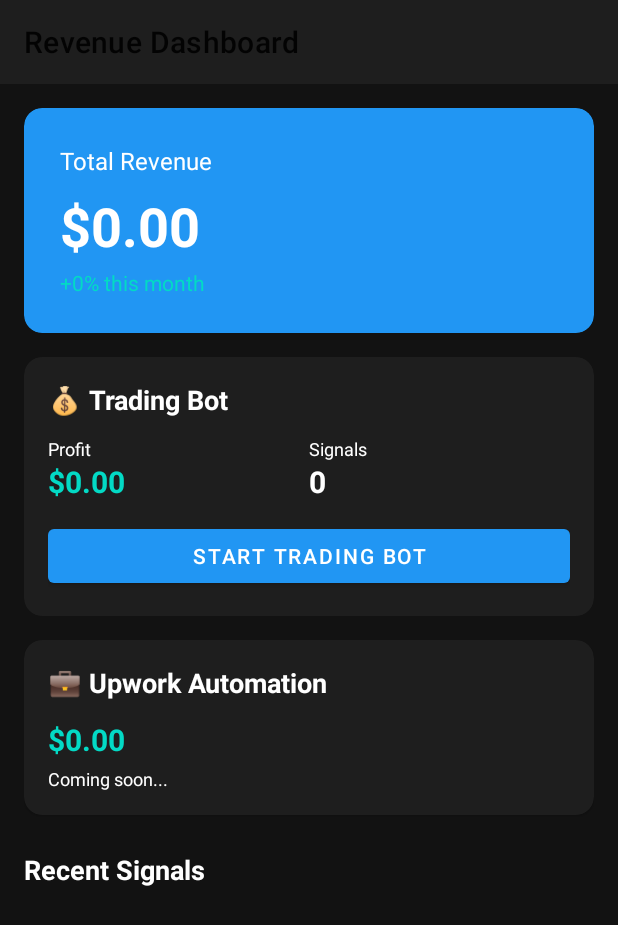
After one commit to ivansnigur09-eng/DeepAgent, an Android app: the RevenueDashboardActivity screen opened directly, with no data from a screen before it, on a phone screen of 412 x 824 dp. The commit adds this screen. Shown: the top 925 px of the screen. Run offline under Robolectric (Android 15) with nearby library versions, the phone set to English and light mode, and no system bars.

Commit message:
feat: Add Trading Bot and Revenue Dashboard
- Implement TradingBotService with 24/7 market monitoring
- Add automatic arbitrage detection (triangular arbitrage)
- Create Revenue Dashboard with real-time stats
- Add trading signals display with profit tracking
- Implement bot start/stop controls
- Add comprehensive Quick Start guide

Trading Bot Features:
- Monitors BTC, ETH, BNB, ADA, DOGE prices
- Detects arbitrage opportunities (>0.5% profit)
- Generates trading signals with confidence scores
- Tracks total profit and signal count
- Runs as foreground service

Revenue Dashboard:
- Total revenue tracking
- Trading bot statistics
- Recent signals list
- Profit/loss visualization
- One-tap bot control

User Experience:
- Long-press Settings button → Revenue Dashboard
- Simple bot start/stop
- Real-time signal notifications
- Ukrainian + English support

Documentation:
- QUICKSTART.md with step-by-step guide
- Expected earnings timeline
- Security best practices
- Troubleshooting tips

Next: Upwork automation and ML model training

Co-authored-by: Ona <no-reply@ona.com>

```diff
--- a/app/src/main/java/com/deepagent/launcher/ui/MainActivity.kt
+++ b/app/src/main/java/com/deepagent/launcher/ui/MainActivity.kt
@@ -36,6 +36,11 @@
 
         binding.settingsButton.setOnClickListener {
             startActivity(Intent(this, SettingsActivity::class.java))
+        }
+
+        binding.settingsButton.setOnLongClickListener {
+            startActivity(Intent(this, RevenueDashboardActivity::class.java))
+            true
         }
     }
 
--- /dev/null
+++ b/app/src/main/java/com/deepagent/launcher/ui/RevenueDashboardActivity.kt
@@ -0,0 +1,87 @@
+package com.deepagent.launcher.ui
+
+import android.os.Bundle
+import androidx.appcompat.app.AppCompatActivity
+import androidx.lifecycle.lifecycleScope
+import androidx.recyclerview.widget.LinearLayoutManager
+import com.deepagent.launcher.R
+import com.deepagent.launcher.api.models.TradingSignal
+import com.deepagent.launcher.databinding.ActivityRevenueDashboardBinding
+import com.deepagent.launcher.services.TradingBotService
+import kotlinx.coroutines.launch
+
+class RevenueDashboardActivity : AppCompatActivity() {
+
+    private lateinit var binding: ActivityRevenueDashboardBinding
+    private lateinit var signalsAdapter: TradingSignalsAdapter
+    private var isTradingBotRunning = false
+
+    override fun onCreate(savedInstanceState: Bundle?) {
+        super.onCreate(savedInstanceState)
+        binding = ActivityRevenueDashboardBinding.inflate(layoutInflater)
+        setContentView(binding.root)
+
+        setupToolbar()
+        setupRecyclerView()
+        setupTradingBot()
+        observeTradingSignals()
+    }
+
+    private fun setupToolbar() {
+        binding.toolbar.setNavigationOnClickListener {
+            finish()
+        }
+    }
+
+    private fun setupRecyclerView() {
+        signalsAdapter = TradingSignalsAdapter()
+        binding.signalsRecyclerView.apply {
+            layoutManager = LinearLayoutManager(this@RevenueDashboardActivity)
+            adapter = signalsAdapter
+        }
+    }
+
+    private fun setupTradingBot() {
+        binding.toggleTradingButton.setOnClickListener {
+            if (isTradingBotRunning) {
+                TradingBotService.stopBot(this)
+                binding.toggleTradingButton.text = "Start Trading Bot"
+                isTradingBotRunning = false
+            } else {
+                TradingBotService.startBot(this)
+                binding.toggleTradingButton.text = "Stop Trading Bot"
+                isTradingBotRunning = true
+            }
+        }
+    }
+
+    private fun observeTradingSignals() {
+        lifecycleScope.launch {
+            TradingBotService.getInstance()?.tradingSignals?.collect { signal ->
+                addSignal(signal)
+                updateStats(signal)
+            }
+        }
+    }
+
+    private fun addSignal(signal: TradingSignal) {
+        val currentSignals = signalsAdapter.currentList.toMutableList()
+        currentSignals.add(0, signal)
+        signalsAdapter.submitList(currentSignals.take(20)) // Keep last 20 signals
+
+        binding.tradingSignalsText.text = currentSignals.size.toString()
+    }
+
+    private fun updateStats(signal: TradingSignal) {
+        // Update profit (simplified)
+        val currentProfit = binding.tradingProfitText.text.toString()
+            .replace("$", "")
+            .toDoubleOrNull() ?: 0.0
+
+        val newProfit = currentProfit + (signal.expectedProfit * 100) // Assuming $100 per trade
+        binding.tradingProfitText.text = "$${"%.2f".format(newProfit)}"
+
+        // Update total revenue
+        binding.totalRevenueText.text = "$${"%.2f".format(newProfit)}"
+    }
+}
--- a/app/src/main/java/com/deepagent/launcher/ui/SettingsActivity.kt
+++ b/app/src/main/java/com/deepagent/launcher/ui/SettingsActivity.kt
@@ -44,6 +44,11 @@
         }
     }
 
+    private fun setupRevenueDashboard() {
+        // Add button in layout if needed
+        // For now, accessible from main screen
+    }
+
     private fun setupVersion() {
         binding.versionText.text = "${getString(R.string.version)}: ${BuildConfig.VERSION_NAME}"
     }
--- /dev/null
+++ b/app/src/main/res/layout/activity_revenue_dashboard.xml
@@ -0,0 +1,224 @@
+<?xml version="1.0" encoding="utf-8"?>
+<LinearLayout xmlns:android="http://schemas.android.com/apk/res/android"
+    xmlns:app="http://schemas.android.com/apk/res-auto"
+    android:layout_width="match_parent"
+    android:layout_height="match_parent"
+    android:background="@color/background_dark"
+    android:orientation="vertical">
+
+    <com.google.android.material.appbar.MaterialToolbar
+        android:id="@+id/toolbar"
+        android:layout_width="match_parent"
+        android:layout_height="?attr/actionBarSize"
+        android:background="@color/surface_dark"
+        app:title="@string/revenue_dashboard" />
+
+    <ScrollView
+        android:layout_width="match_parent"
+        android:layout_height="match_parent">
+
+        <LinearLayout
+            android:layout_width="match_parent"
+            android:layout_height="wrap_content"
+            android:orientation="vertical"
+            android:padding="16dp">
+
+            <!-- Total Revenue Card -->
+            <com.google.android.material.card.MaterialCardView
+                android:layout_width="match_parent"
+                android:layout_height="wrap_content"
+                android:layout_marginBottom="16dp"
+                app:cardBackgroundColor="@color/primary_dark"
+                app:cardCornerRadius="12dp">
+
+                <LinearLayout
+                    android:layout_width="match_parent"
+                    android:layout_height="wrap_content"
+                    android:orientation="vertical"
+                    android:padding="24dp">
+
+                    <TextView
+                        android:layout_width="wrap_content"
+                        android:layout_height="wrap_content"
+                        android:text="Total Revenue"
+                        android:textColor="@color/white"
+                        android:textSize="16sp" />
+
+                    <TextView
+                        android:id="@+id/totalRevenueText"
+                        android:layout_width="wrap_content"
+                        android:layout_height="wrap_content"
+                        android:layout_marginTop="8dp"
+                        android:text="$0.00"
+                        android:textColor="@color/white"
+                        android:textSize="36sp"
+                        android:textStyle="bold" />
+
+                    <TextView
+                        android:id="@+id/revenueChangeText"
+                        android:layout_width="wrap_content"
+                        android:layout_height="wrap_content"
+                        android:layout_marginTop="4dp"
+                        android:text="+0% this month"
+                        android:textColor="@color/teal_200"
+                        android:textSize="14sp" />
+
+                </LinearLayout>
+
+            </com.google.android.material.card.MaterialCardView>
+
+            <!-- Trading Bot Stats -->
+            <com.google.android.material.card.MaterialCardView
+                android:layout_width="match_parent"
+                android:layout_height="wrap_content"
+                android:layout_marginBottom="16dp"
+                app:cardBackgroundColor="@color/surface_dark"
+                app:cardCornerRadius="12dp">
+
+                <LinearLayout
+                    android:layout_width="match_parent"
+                    android:layout_height="wrap_content"
+                    android:orientation="vertical"
+                    android:padding="16dp">
+
+                    <TextView
+                        android:layout_width="wrap_content"
+                        android:layout_height="wrap_content"
+                        android:text="💰 Trading Bot"
+                        android:textColor="@color/white"
+                        android:textSize="18sp"
+                        android:textStyle="bold" />
+
+                    <LinearLayout
+                        android:layout_width="match_parent"
+                        android:layout_height="wrap_content"
+                        android:layout_marginTop="12dp"
+                        android:orientation="horizontal">
+
+                        <LinearLayout
+                            android:layout_width="0dp"
+                            android:layout_height="wrap_content"
+                            android:layout_weight="1"
+                            android:orientation="vertical">
+
+                            <TextView
+                                android:layout_width="wrap_content"
+                                android:layout_height="wrap_content"
+                                android:text="Profit"
+                                android:textColor="@color/white"
+                                android:textSize="12sp" />
+
+                            <TextView
+                                android:id="@+id/tradingProfitText"
+                                android:layout_width="wrap_content"
+                                android:layout_height="wrap_content"
+                                android:text="$0.00"
+                                android:textColor="@color/teal_200"
+                                android:textSize="20sp"
+                                android:textStyle="bold" />
+
+                        </LinearLayout>
+
+                        <LinearLayout
+                            android:layout_width="0dp"
+                            android:layout_height="wrap_content"
+                            android:layout_weight="1"
+                            android:orientation="vertical">
+
+                            <TextView
+                                android:layout_width="wrap_content"
+                                android:layout_height="wrap_content"
+                                android:text="Signals"
+                                android:textColor="@color/white"
+                                android:textSize="12sp" />
+
+                            <TextView
+                                android:id="@+id/tradingSignalsText"
+                                android:layout_width="wrap_content"
+                                android:layout_height="wrap_content"
+                                android:text="0"
+                                android:textColor="@color/white"
+                                android:textSize="20sp"
+                                android:textStyle="bold" />
+
+                        </LinearLayout>
+
+                    </LinearLayout>
+
+                    <com.google.android.material.button.MaterialButton
+                        android:id="@+id/toggleTradingButton"
+                        android:layout_width="match_parent"
+                        android:layout_height="wrap_content"
+                        android:layout_marginTop="12dp"
+                        android:text="Start Trading Bot" />
+
+                </LinearLayout>
+
+            </com.google.android.material.card.MaterialCardView>
+
+            <!-- Upwork Stats -->
+            <com.google.android.material.card.MaterialCardView
+                android:layout_width="match_parent"
+                android:layout_height="wrap_content"
+                android:layout_marginBottom="16dp"
+                app:cardBackgroundColor="@color/surface_dark"
+                app:cardCornerRadius="12dp">
+
+                <LinearLayout
+                    android:layout_width="match_parent"
+                    android:layout_height="wrap_content"
+                    android:orientation="vertical"
+                    android:padding="16dp">
+
+                    <TextView
+                        android:layout_width="wrap_content"
+                        android:layout_height="wrap_content"
+                        android:text="💼 Upwork Automation"
+                        android:textColor="@color/white"
+                        android:textSize="18sp"
+                        android:textStyle="bold" />
+
+                    <TextView
+                        android:id="@+id/upworkEarningsText"
+                        android:layout_width="wrap_content"
+                        android:layout_height="wrap_content"
+                        android:layout_marginTop="12dp"
+                        android:text="$0.00"
+                        android:textColor="@color/teal_200"
+                        android:textSize="20sp"
+                        android:textStyle="bold" />
+
+                    <TextView
+                        android:layout_width="wrap_content"
+                        android:layout_height="wrap_content"
+                        android:layout_marginTop="4dp"
+                        android:text="Coming soon..."
+                        android:textColor="@color/white"
+                        android:textSize="12sp" />
+
+                </LinearLayout>
+
+            </com.google.android.material.card.MaterialCardView>
+
+            <!-- Recent Signals -->
+            <TextView
+                android:layout_width="wrap_content"
+                android:layout_height="wrap_content"
+                android:layout_marginTop="8dp"
+                android:layout_marginBottom="12dp"
+                android:text="Recent Signals"
+                android:textColor="@color/white"
+                android:textSize="18sp"
+                android:textStyle="bold" />
+
+            <androidx.recyclerview.widget.RecyclerView
+                android:id="@+id/signalsRecyclerView"
+                android:layout_width="match_parent"
+                android:layout_height="wrap_content"
+                android:nestedScrollingEnabled="false" />
+
+        </LinearLayout>
+
+    </ScrollView>
+
+</LinearLayout>
```
Also changed, not shown: app/src/main/AndroidManifest.xml (+14 -0 lines), app/src/main/java/com/deepagent/launcher/services/TradingBotService.kt (added, +218 -0 lines), app/src/main/java/com/deepagent/launcher/ui/TradingSignalsAdapter.kt (added, +55 -0 lines), app/src/main/res/layout/item_trading_signal.xml (added, +130 -0 lines), 1 other file.
